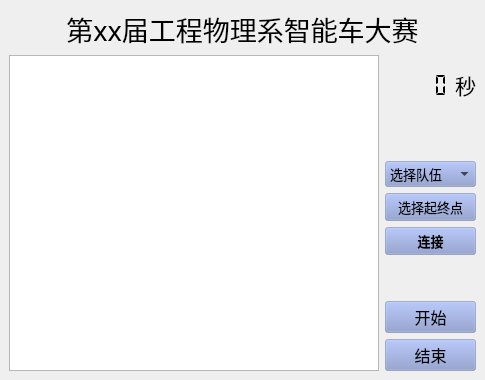
First picture: the form in Smartcar_PC/pc2.ui, repository guhaiqiao/SmartCar, before the edit.
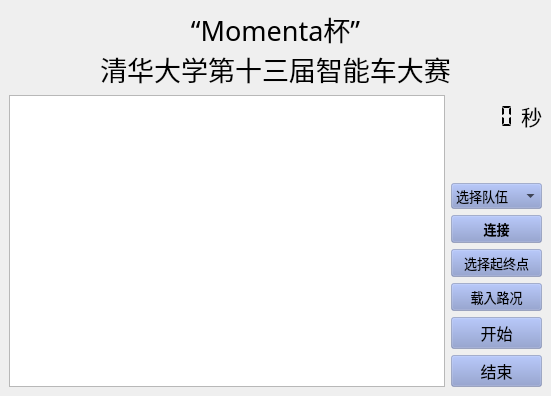
Second picture: the form after the edit. Icons and pictures are not drawn.

Diff of the .ui file:
```diff
--- a/Smartcar_PC/pc2.ui
+++ b/Smartcar_PC/pc2.ui
@@ -12,8 +12,8 @@
    <rect>
     <x>0</x>
     <y>0</y>
-    <width>485</width>
-    <height>380</height>
+    <width>551</width>
+    <height>396</height>
    </rect>
   </property>
   <property name="font">
@@ -68,7 +68,8 @@
        <string notr="true">background:transparent</string>
       </property>
       <property name="text">
-       <string>第xx届工程物理系智能车大赛</string>
+       <string>“Momenta杯”
+清华大学第十三届智能车大赛</string>
       </property>
       <property name="alignment">
        <set>Qt::AlignCenter</set>
@@ -186,6 +187,25 @@
           </item>
          </widget>
         </item>
+        <item>
+         <widget class="QPushButton" name="pushButton_connect">
+          <property name="font">
+           <font>
+            <family>等线</family>
+            <pointsize>10</pointsize>
+           </font>
+          </property>
+          <property name="styleSheet">
+           <string notr="true">background-color: rgb(130, 147, 201, 100);</string>
+          </property>
+          <property name="text">
+           <string>连接</string>
+          </property>
+          <property name="flat">
+           <bool>false</bool>
+          </property>
+         </widget>
+        </item>
         <item>
          <widget class="QPushButton" name="pushButton_point">
           <property name="font">
@@ -210,7 +230,7 @@
           </property>
          </widget>
         </item>
-        <!-- <item>
+        <item>
          <widget class="QPushButton" name="pushButton_traffic">
           <property name="font">
            <font>
@@ -225,25 +245,6 @@
           </property>
           <property name="text">
            <string>载入路况</string>
-          </property>
-          <property name="flat">
-           <bool>false</bool>
-          </property>
-         </widget>
-        </item> -->
-        <item>
-         <widget class="QPushButton" name="pushButton_connect">
-          <property name="font">
-           <font>
-            <family>等线</family>
-            <pointsize>10</pointsize>
-           </font>
-          </property>
-          <property name="styleSheet">
-           <string notr="true">background-color: rgb(130, 147, 201, 100);</string>
-          </property>
-          <property name="text">
-           <string>连接</string>
           </property>
           <property name="flat">
            <bool>false</bool>
```
Left out of the diff: 2 changed lines with no effect on the pictures.
